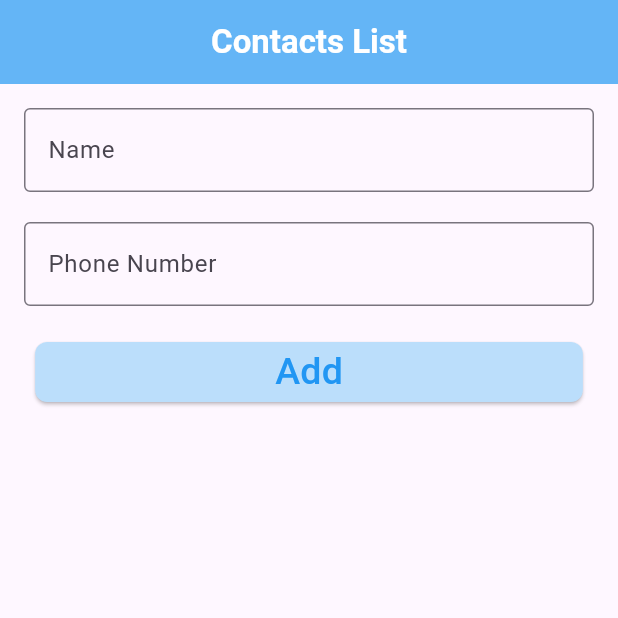
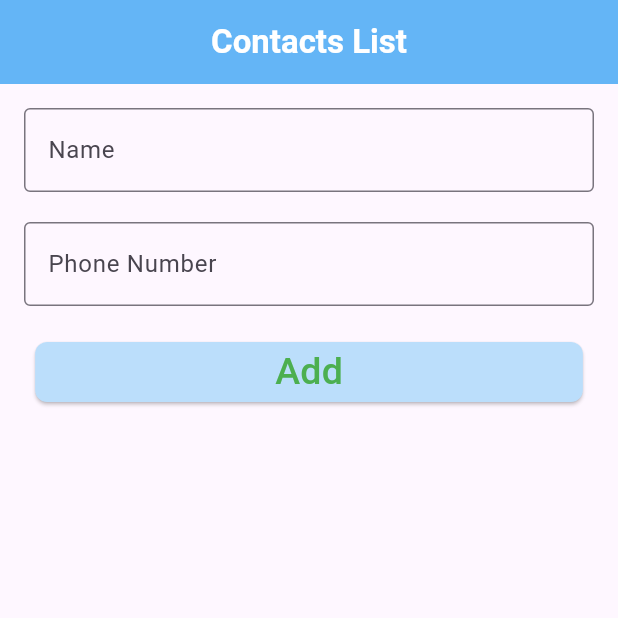
Before and after one commit to Monzurul1988/assignment_2, a Flutter app: the screen it shows after launch, on a phone screen of 412 x 824 dp, the top half of it. Run offline on Flutter 3.47's test engine with Material 3 defaults, Android fonts, the phone set to English and light mode, and no system bars.

Commit message:
first commit

```diff
--- a/lib/main.dart
+++ b/lib/main.dart
@@ -122,7 +122,7 @@ class _HomeScreenState extends State<HomeScreen> {
 
               ),
                   onPressed: _addContact,
-                  child: const Text( 'Add',style: TextStyle(fontSize: 25, color: Colors.blue)),
+                  child: const Text( 'Add',style: TextStyle(fontSize: 25, color: Colors.green)),
                 ),
 
             const SizedBox(height: 20,),
```
